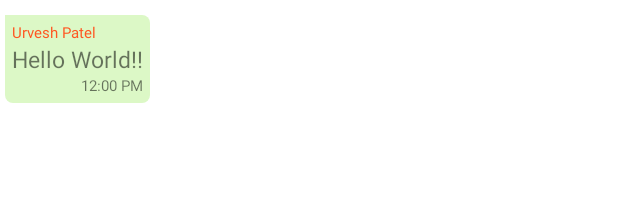
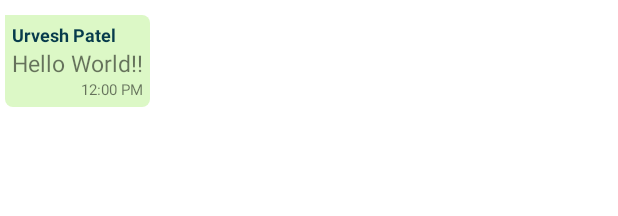
Before and after one commit to urvesh254/Chatly-CLI, an Android app: the layout receive_message.xml on its own in the app's theme, with its tools: preview values and no code run, on a phone screen of 412 x 824 dp. Shown: the top 216 px of the screen. Run offline under Robolectric (Android 15) with nearby library versions, the phone set to English and light mode, and no system bars; Roboto replaces fonts that are not available here.

Commit message:
Message text is selectable.

```diff
--- a/app/src/main/java/com/ukpatel/chatly/ChatArea.java
+++ b/app/src/main/java/com/ukpatel/chatly/ChatArea.java
@@ -37,7 +37,6 @@ public class ChatArea extends AppCompatActivity {
         btnSend = findViewById(R.id.btnSend);
         RecyclerView recyclerView = findViewById(R.id.history);
         MessageAdapter messageAdapter = new MessageAdapter(new ArrayList<Message>());
-//        history.setMovementMethod(new ScrollingMovementMethod());
 
         recyclerView.setLayoutManager(new LinearLayoutManager(this));
         recyclerView.setAdapter(messageAdapter);
--- a/app/src/main/res/layout/receive_message.xml
+++ b/app/src/main/res/layout/receive_message.xml
@@ -20,14 +20,16 @@
             android:layout_width="wrap_content"
             android:layout_height="wrap_content"
             android:text="Urvesh Patel"
-            android:textColor="#FF5722"
-            android:textSize="10sp" />
+            android:textColor="#073B4C"
+            android:textSize="12sp"
+            android:textStyle="bold" />
 
         <TextView
             android:id="@+id/message"
             android:layout_width="wrap_content"
             android:layout_height="wrap_content"
             android:maxWidth="320dp"
+            android:textIsSelectable="true"
             android:text="Hello World!!"
             android:textSize="15sp" />
 
--- a/app/src/main/res/layout/send_message.xml
+++ b/app/src/main/res/layout/send_message.xml
@@ -22,6 +22,7 @@
             android:layout_height="wrap_content"
             android:layout_gravity="end"
             android:maxWidth="320dp"
+            android:textIsSelectable="true"
             android:text="Hello World"
             android:textSize="15sp" />
 
```
